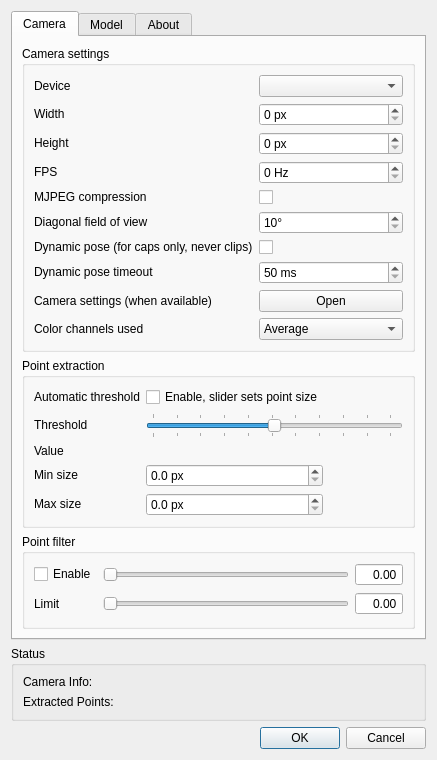
Old version of the form tracker-pt/FTNoIR_PT_Controls.ui in the repository opentrack/opentrack.
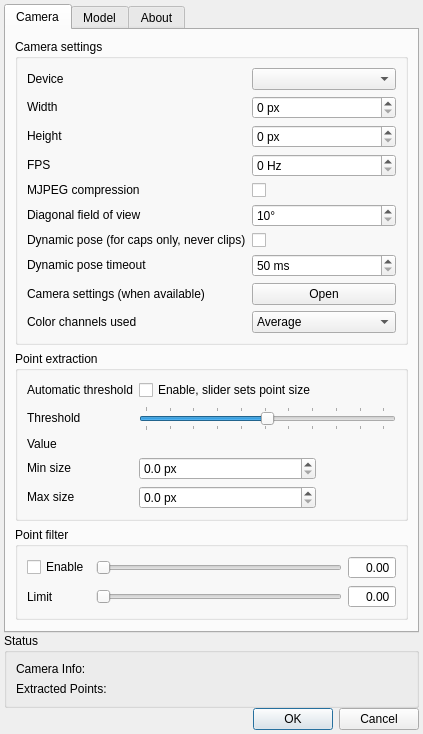
New version of the form. Icons and pictures are not drawn.

Commit message: tracker/pt: make dialog embeddable

The edit to the form file:
```diff
--- a/tracker-pt/FTNoIR_PT_Controls.ui
+++ b/tracker-pt/FTNoIR_PT_Controls.ui
@@ -9,16 +9,10 @@
    <rect>
     <x>0</x>
     <y>0</y>
-    <width>397</width>
-    <height>673</height>
+    <width>387</width>
+    <height>658</height>
    </rect>
   </property>
-  <property name="sizePolicy">
-   <sizepolicy hsizetype="Preferred" vsizetype="Preferred">
-    <horstretch>0</horstretch>
-    <verstretch>0</verstretch>
-   </sizepolicy>
-  </property>
   <property name="windowTitle">
    <string>PointTracker Settings</string>
   </property>
@@ -32,85 +26,24 @@
   <property name="autoFillBackground">
    <bool>false</bool>
   </property>
-  <layout class="QGridLayout" name="gridLayout_9">
-   <property name="sizeConstraint">
-    <enum>QLayout::SetFixedSize</enum>
+  <layout class="QVBoxLayout" name="verticalLayout_3">
+   <property name="spacing">
+    <number>0</number>
    </property>
-   <item row="1" column="0" alignment="Qt::AlignVCenter">
-    <widget class="QGroupBox" name="groupBox_5">
-     <property name="sizePolicy">
-      <sizepolicy hsizetype="Preferred" vsizetype="Maximum">
-       <horstretch>0</horstretch>
-       <verstretch>0</verstretch>
-      </sizepolicy>
-     </property>
-     <property name="title">
-      <string>Status</string>
-     </property>
-     <layout class="QGridLayout" name="gridLayout_10">
-      <item row="1" column="0">
-       <widget class="QLabel" name="label_3">
-        <property name="sizePolicy">
-         <sizepolicy hsizetype="Preferred" vsizetype="Maximum">
-          <horstretch>0</horstretch>
-          <verstretch>0</verstretch>
-         </sizepolicy>
-        </property>
-        <property name="text">
-         <string>Extracted Points:</string>
-        </property>
-       </widget>
-      </item>
-      <item row="0" column="0">
-       <widget class="QLabel" name="label_38">
-        <property name="sizePolicy">
-         <sizepolicy hsizetype="Preferred" vsizetype="Maximum">
-          <horstretch>0</horstretch>
-          <verstretch>0</verstretch>
-         </sizepolicy>
-        </property>
-        <property name="text">
-         <string>Camera Info:</string>
-        </property>
-       </widget>
-      </item>
-      <item row="1" column="1">
-       <widget class="QLabel" name="pointinfo_label">
-        <property name="sizePolicy">
-         <sizepolicy hsizetype="Minimum" vsizetype="Maximum">
-          <horstretch>0</horstretch>
-          <verstretch>0</verstretch>
-         </sizepolicy>
-        </property>
-        <property name="text">
-         <string/>
-        </property>
-       </widget>
-      </item>
-      <item row="0" column="1">
-       <widget class="QLabel" name="caminfo_label">
-        <property name="sizePolicy">
-         <sizepolicy hsizetype="Minimum" vsizetype="Maximum">
-          <horstretch>0</horstretch>
-          <verstretch>0</verstretch>
-         </sizepolicy>
-        </property>
-        <property name="text">
-         <string/>
-        </property>
-       </widget>
-      </item>
-     </layout>
-    </widget>
-   </item>
-   <item row="0" column="0">
+   <property name="leftMargin">
+    <number>4</number>
+   </property>
+   <property name="topMargin">
+    <number>4</number>
+   </property>
+   <property name="rightMargin">
+    <number>4</number>
+   </property>
+   <property name="bottomMargin">
+    <number>4</number>
+   </property>
+   <item>
     <widget class="QTabWidget" name="tabWidget">
-     <property name="sizePolicy">
-      <sizepolicy hsizetype="Preferred" vsizetype="Maximum">
-       <horstretch>0</horstretch>
-       <verstretch>0</verstretch>
-      </sizepolicy>
-     </property>
      <property name="locale">
       <locale language="English" country="UnitedStates"/>
      </property>
@@ -118,6 +51,12 @@
       <number>0</number>
      </property>
      <widget class="QWidget" name="tab_2">
+      <property name="sizePolicy">
+       <sizepolicy hsizetype="Expanding" vsizetype="Expanding">
+        <horstretch>0</horstretch>
+        <verstretch>0</verstretch>
+       </sizepolicy>
+      </property>
       <attribute name="title">
        <string>Camera</string>
       </attribute>
@@ -834,6 +773,19 @@
          </layout>
         </widget>
        </item>
+       <item>
+        <spacer name="verticalSpacer">
+         <property name="orientation">
+          <enum>Qt::Vertical</enum>
+         </property>
+         <property name="sizeHint" stdset="0">
+          <size>
+           <width>20</width>
+           <height>1</height>
+          </size>
+         </property>
+        </spacer>
+       </item>
       </layout>
      </widget>
      <widget class="QWidget" name="tab_4">
@@ -1572,7 +1524,74 @@
      </widget>
     </widget>
    </item>
-   <item row="2" column="0">
+   <item>
+    <widget class="QGroupBox" name="groupBox_5">
+     <property name="sizePolicy">
+      <sizepolicy hsizetype="Preferred" vsizetype="Maximum">
+       <horstretch>0</horstretch>
+       <verstretch>0</verstretch>
+      </sizepolicy>
+     </property>
+     <property name="title">
+      <string>Status</string>
+     </property>
+     <layout class="QGridLayout" name="gridLayout_10">
+      <item row="1" column="0">
+       <widget class="QLabel" name="label_3">
+        <property name="sizePolicy">
+         <sizepolicy hsizetype="Preferred" vsizetype="Maximum">
+          <horstretch>0</horstretch>
+          <verstretch>0</verstretch>
+         </sizepolicy>
+        </property>
+        <property name="text">
+         <string>Extracted Points:</string>
+        </property>
+       </widget>
+      </item>
+      <item row="0" column="0">
+       <widget class="QLabel" name="label_38">
+        <property name="sizePolicy">
+         <sizepolicy hsizetype="Preferred" vsizetype="Maximum">
+          <horstretch>0</horstretch>
+          <verstretch>0</verstretch>
+         </sizepolicy>
+        </property>
+        <property name="text">
+         <string>Camera Info:</string>
+        </property>
+       </widget>
+      </item>
+      <item row="1" column="1">
+       <widget class="QLabel" name="pointinfo_label">
+        <property name="sizePolicy">
+         <sizepolicy hsizetype="Minimum" vsizetype="Maximum">
+          <horstretch>0</horstretch>
+          <verstretch>0</verstretch>
+         </sizepolicy>
+        </property>
+        <property name="text">
+         <string/>
+        </property>
+       </widget>
+      </item>
+      <item row="0" column="1">
+       <widget class="QLabel" name="caminfo_label">
+        <property name="sizePolicy">
+         <sizepolicy hsizetype="Minimum" vsizetype="Maximum">
+          <horstretch>0</horstretch>
+          <verstretch>0</verstretch>
+         </sizepolicy>
+        </property>
+        <property name="text">
+         <string/>
+        </property>
+       </widget>
+      </item>
+     </layout>
+    </widget>
+   </item>
+   <item>
     <widget class="QDialogButtonBox" name="buttonBox">
      <property name="sizePolicy">
       <sizepolicy hsizetype="Preferred" vsizetype="Maximum">
```
Left out of the diff: 13 changed lines with no effect on the pictures. The commit also changes 2 other files.
